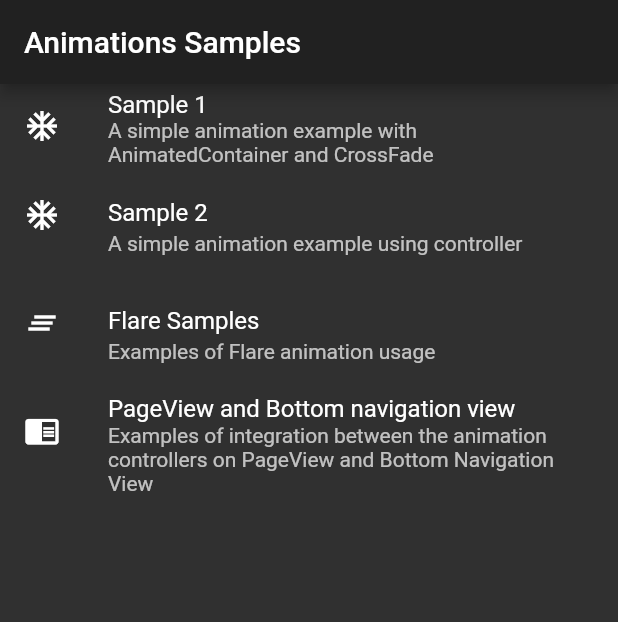
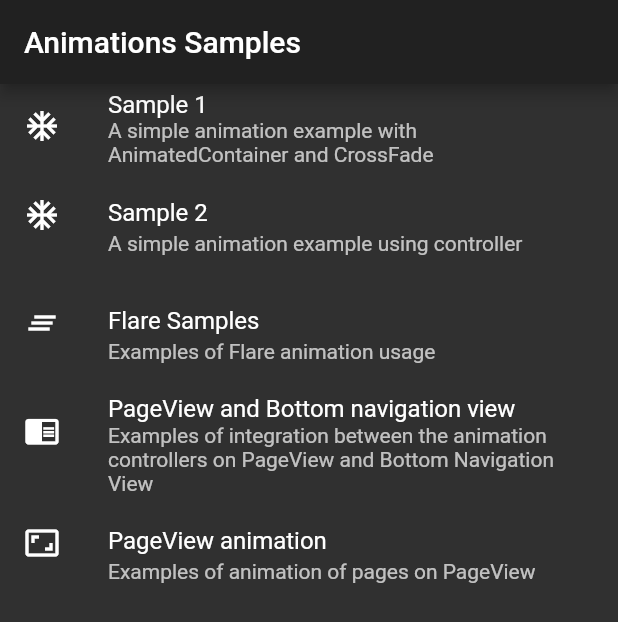
Before and after one commit to s7Thiago/Flutter-Showcase, a Flutter app: the screen it shows after launch, after a tap on "Animation Samples", on a phone screen of 412 x 824 dp. Shown: the top 622 px of the screen. Run offline on Flutter 3.47's test engine with Material 2 defaults, Android fonts, the phone set to English and light mode, and no system bars; our stand-ins replace flare_flutter.

Commit message:
Correcting some problems with screen opening

```diff
--- a/lib/screens/animation_example/animation_examples.dart
+++ b/lib/screens/animation_example/animation_examples.dart
@@ -4,6 +4,7 @@ import 'package:my_flutter_showcase/screens/ScreenItem.dart';
 import 'package:my_flutter_showcase/screens/animation_example/sample_1/AnimationExample1.dart';
 import 'package:my_flutter_showcase/screens/animation_example/sample_2/AnimationExample2.dart';
 import 'package:my_flutter_showcase/screens/animation_example/sample_3/pageview_and_bottom_navigation_view_animation_example.dart';
+import 'package:my_flutter_showcase/screens/animation_example/sample_4/page_animation.dart';
 
 import 'flare_examples/flare_examples_main.dart';
 
@@ -35,8 +36,15 @@ class AnimationExamplesMain extends StatelessWidget {
         ScreenItem(
           representationIcon: Icons.chrome_reader_mode,
           title: 'PageView and Bottom navigation view',
-          description: 'Examples of integration between the animation controllers on PageView and Bottom Navigation View',
+          description:
+              'Examples of integration between the animation controllers on PageView and Bottom Navigation View',
           destination: PageViewAndBottomNavigationViewAnimationExample(),
+        ),
+        ScreenItem(
+          representationIcon: Icons.aspect_ratio,
+          title: 'PageView animation',
+          description: 'Examples of animation of pages on PageView',
+          destination: PageAnimation(),
         ),
       ],
     );
```
Also changed, not shown: lib/screens/animation_example/sample_3/pageview_and_bottom_navigation_view_animation_example.dart (+11 -2 lines).
